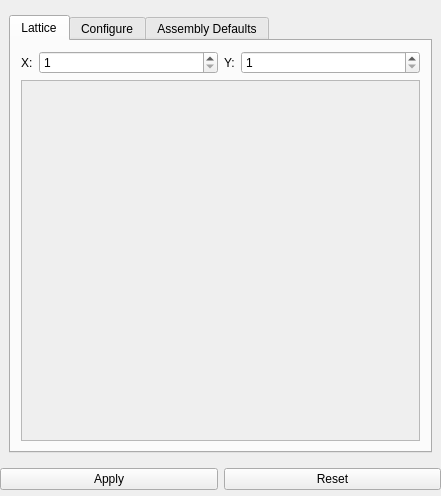
Qt form Application/qInputPropertiesWidget.ui (Sprunth/RGG) before a commit.
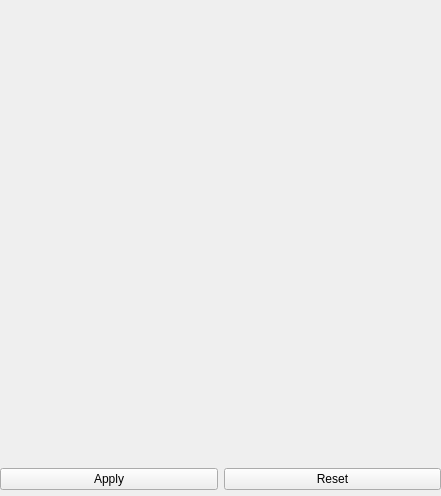
The same form after that commit. The open tabs and pages were chosen to show the change.

Commit message: beginings of new duct interface

Diff of the .ui file:
```diff
--- a/Application/qInputPropertiesWidget.ui
+++ b/Application/qInputPropertiesWidget.ui
@@ -633,6 +633,13 @@
        </item>
       </layout>
      </widget>
+     <widget class="QWidget" name="pageDuctCell">
+      <layout class="QVBoxLayout" name="verticalLayout_3">
+       <item>
+        <layout class="QVBoxLayout" name="ductEditorContainer"/>
+       </item>
+      </layout>
+     </widget>
      <widget class="QWidget" name="pageMaterial">
       <layout class="QGridLayout" name="gridLayout_7">
        <item row="0" column="1">
```
The commit also changes 7 other files.
